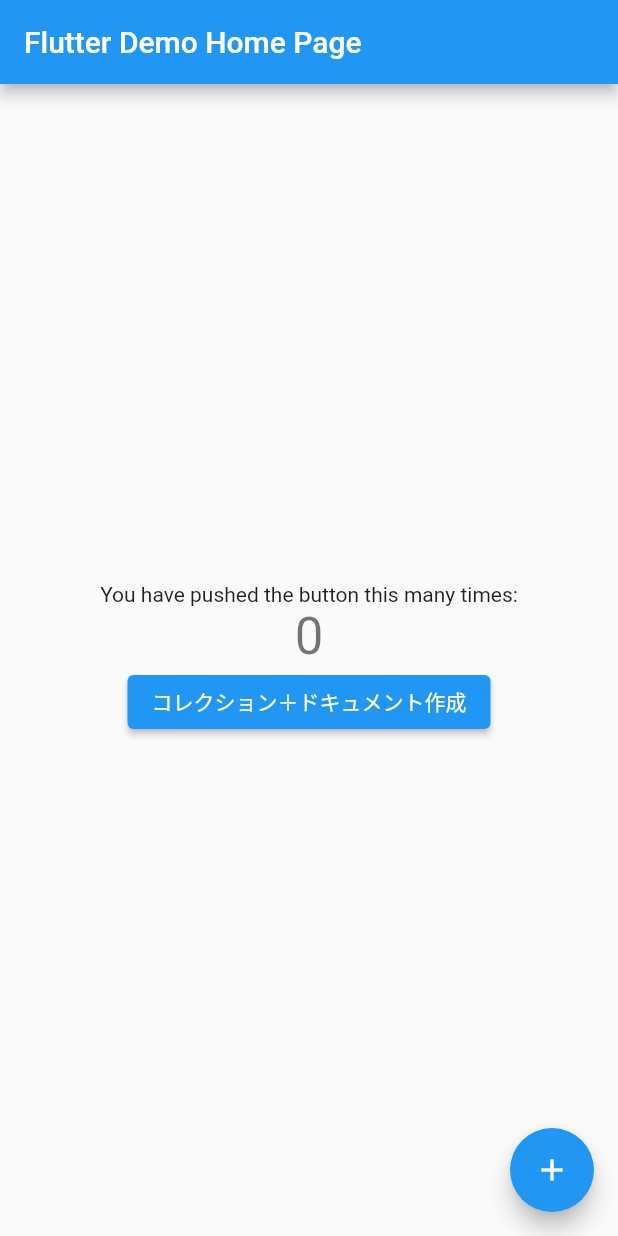
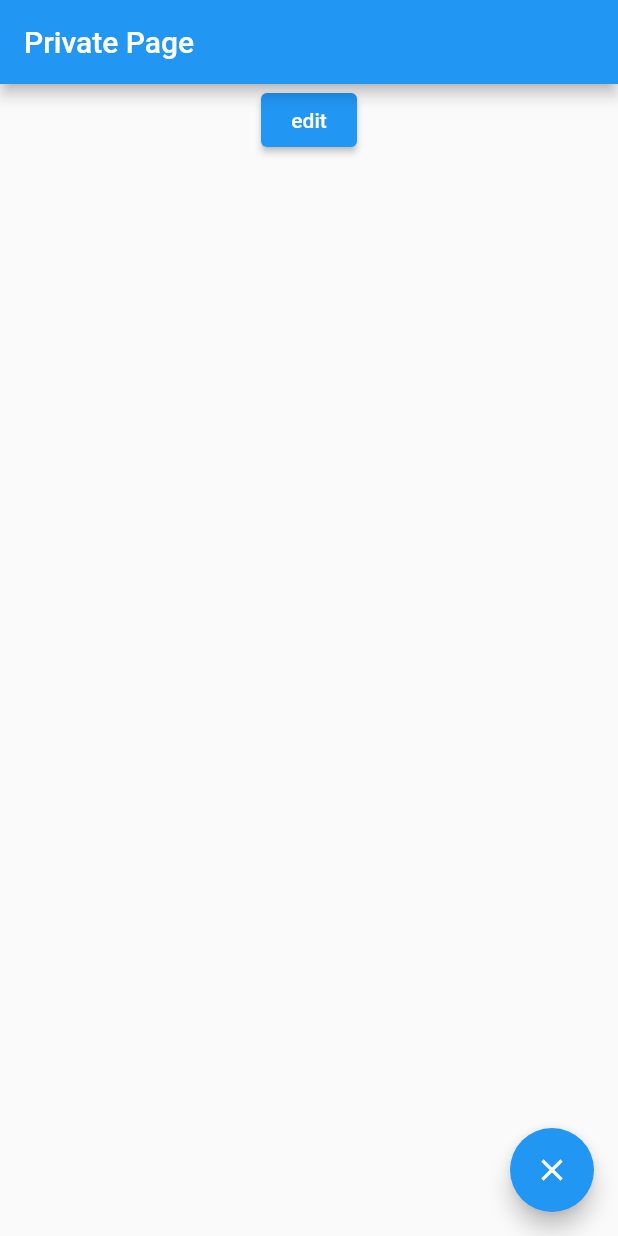
Before and after one commit to terapanda/resume_app, a Flutter app: the screen it shows after launch, on a phone screen of 412 x 824 dp. Run offline on Flutter 3.47's test engine with Material 2 defaults, Android fonts, the phone set to English and light mode, and no system bars; our stand-ins replace cloud_firestore, firebase_core; missing offline and left inert: cloud_firestore_web, firebase_core_web; accounts and stored records are empty.

Commit message:
画面遷移

```diff
--- a/lib/main.dart
+++ b/lib/main.dart
@@ -2,6 +2,7 @@ import 'package:flutter/material.dart';
 import 'package:firebase_core/firebase_core.dart';
 import 'package:cloud_firestore/cloud_firestore.dart';
 import 'firebase_options.dart';
+import 'screens/top_screen.dart';
 
 void main() async {
   WidgetsFlutterBinding.ensureInitialized();
@@ -9,125 +10,19 @@ void main() async {
     options: DefaultFirebaseOptions.currentPlatform,
   );
 
-  runApp(const MyApp());
+  runApp(MyApp());
 }
 
 class MyApp extends StatelessWidget {
-  const MyApp({Key? key}) : super(key: key);
-
-  // This widget is the root of your application.
   @override
   Widget build(BuildContext context) {
     return MaterialApp(
       title: 'Flutter Demo',
       theme: ThemeData(
-        // This is the theme of your application.
-        //
-        // Try running your application with "flutter run". You'll see the
-        // application has a blue toolbar. Then, without quitting the app, try
-        // changing the primarySwatch below to Colors.green and then invoke
-        // "hot reload" (press "r" in the console where you ran "flutter run",
-        // or simply save your changes to "hot reload" in a Flutter IDE).
-        // Notice that the counter didn't reset back to zero; the application
-        // is not restarted.
         primarySwatch: Colors.blue,
+        visualDensity: VisualDensity.adaptivePlatformDensity,
       ),
-      home: const MyHomePage(title: 'Flutter Demo Home Page'),
+      home: TopScreen(),
     );
   }
 }
-
-class MyHomePage extends StatefulWidget {
-  const MyHomePage({Key? key, required this.title}) : super(key: key);
-
-  // This widget is the home page of your application. It is stateful, meaning
-  // that it has a State object (defined below) that contains fields that affect
-  // how it looks.
-
-  // This class is the configuration for the state. It holds the values (in this
-  // case the title) provided by the parent (in this case the App widget) and
-  // used by the build method of the State. Fields in a Widget subclass are
-  // always marked "final".
-
-  final String title;
-
-  @override
-  State<MyHomePage> createState() => _MyHomePageState();
-}
-
-class _MyHomePageState extends State<MyHomePage> {
-  int _counter = 0;
-
-  void _incrementCounter() {
-    setState(() {
-      // This call to setState tells the Flutter framework that something has
-      // changed in this State, which causes it to rerun the build method below
-      // so that the display can reflect the updated values. If we changed
-      // _counter without calling setState(), then the build method would not be
-      // called again, and so nothing would appear to happen.
-      _counter++;
-    });
-  }
-
-  @override
-  Widget build(BuildContext context) {
-    // This method is rerun every time setState is called, for instance as done
-    // by the _incrementCounter method above.
-    //
-    // The Flutter framework has been optimized to make rerunning build methods
-    // fast, so that you can just rebuild anything that needs updating rather
-    // than having to individually change instances of widgets.
-    return Scaffold(
-      appBar: AppBar(
-        // Here we take the value from the MyHomePage object that was created by
-        // the App.build method, and use it to set our appbar title.
-        title: Text(widget.title),
-      ),
-      body: Center(
-        // Center is a layout widget. It takes a single child and positions it
-        // in the middle of the parent.
-        child: Column(
-          // Column is also a layout widget. It takes a list of children and
-          // arranges them vertically. By default, it sizes itself to fit its
-          // children horizontally, and tries to be as tall as its parent.
-          //
-          // Invoke "debug painting" (press "p" in the console, choose the
-          // "Toggle Debug Paint" action from the Flutter Inspector in Android
-          // Studio, or the "Toggle Debug Paint" command in Visual Studio Code)
-          // to see the wireframe for each widget.
-          //
-          // Column has various properties to control how it sizes itself and
-          // how it positions its children. Here we use mainAxisAlignment to
-          // center the children vertically; the main axis here is the vertical
-          // axis because Columns are vertical (the cross axis would be
-          // horizontal).
-          mainAxisAlignment: MainAxisAlignment.center,
-          children: <Widget>[
-            const Text(
-              'You have pushed the button this many times:',
-            ),
-            Text(
-              '$_counter',
-              style: Theme.of(context).textTheme.headline4,
-            ),
-            ElevatedButton(
-              child: Text('コレクション＋ドキュメント作成'),
-              onPressed: () async {
-                // ドキュメント作成
-                await FirebaseFirestore.instance
-                    .collection('users') // コレクションID
-                    .doc('id_abc') // ドキュメントID
-                    .set({'name': '鈴木', 'age': 40}); // データ
-              },
-            ),
-          ],
-        ),
-      ),
-      floatingActionButton: FloatingActionButton(
-        onPressed: _incrementCounter,
-        tooltip: 'Increment',
-        child: const Icon(Icons.add),
-      ), // This trailing comma makes auto-formatting nicer for build methods.
-    );
-  }
-}
--- /dev/null
+++ b/lib/screens/top_screen.dart
@@ -0,0 +1,58 @@
+import 'package:flutter/material.dart';
+import 'package:resume_app/utils/size_config.dart';
+import 'search_screen.dart';
+
+class TopScreen extends StatefulWidget {
+  const TopScreen({super.key});
+
+  @override
+  State<TopScreen> createState() => _TopScreenState();
+}
+
+class _TopScreenState extends State<TopScreen> {
+  @override
+  Widget build(BuildContext context) {
+    return MaterialApp(
+      title: 'Flutter Demo',
+      theme: ThemeData(
+        primarySwatch: Colors.blue,
+        visualDensity: VisualDensity.adaptivePlatformDensity,
+      ),
+      home: Scaffold(
+        appBar: AppBar(
+          title: Text("Private Page"),
+        ),
+        body: Center(
+          child: Column(
+            children: [
+              ElevatedButton(
+                onPressed: () {},
+                child: const Text('edit'),
+              )
+            ],
+          ),
+        ),
+        floatingActionButton: FloatingActionButton(
+          child: Icon(Icons.close),
+          onPressed: () {
+            Navigator.of(context).push(
+              PageRouteBuilder(
+                  pageBuilder: (context, animation, secondaryAnimation) {
+                return Search();
+              }, transitionsBuilder:
+                      (context, animation, secondaryAnimation, child) {
+                final Offset begin = Offset(0.0, 1.0);
+                final Offset end = Offset.zero;
+                final Animatable<Offset> tween = Tween(begin: begin, end: end)
+                    .chain(CurveTween(curve: Curves.easeInOut));
+                final Animation<Offset> offsetAnimation =
+                    animation.drive(tween);
+                return SlideTransition(position: offsetAnimation, child: child);
+              }),
+            );
+          },
+        ),
+      ),
+    );
+  }
+}
```
Also changed, not shown: lib/screens/search_screen.dart (added, +23 -0 lines), lib/utils/size_config.dart (added, +30 -0 lines).
